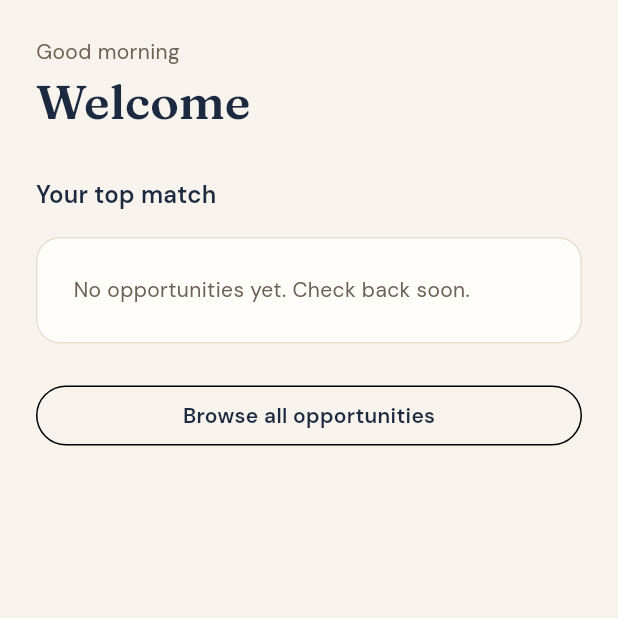
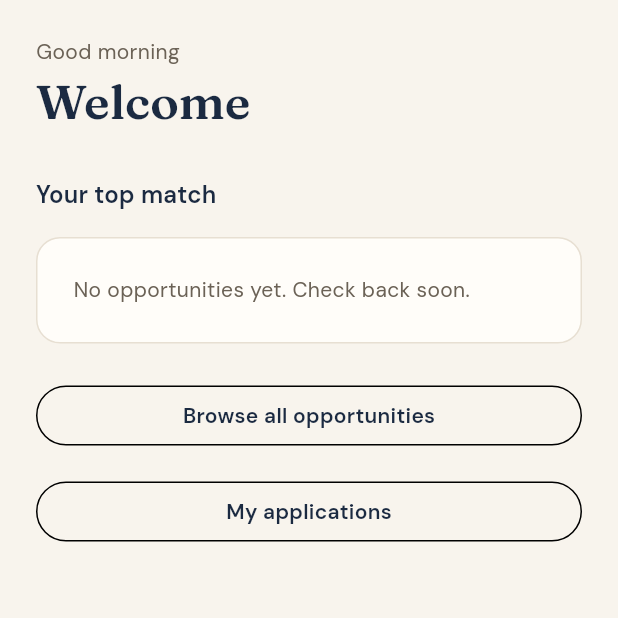
Before and after one commit to teniolaiji/Hatch_MobileDev_Formative2, a Flutter app: the StudentHomeScreen screen opened by its route, on a phone screen of 412 x 824 dp, the top half of it. Run offline on Flutter 3.47's test engine with Material 3 defaults, Android fonts, the phone set to English and light mode, and no system bars; our stand-ins replace cloud_firestore, firebase_auth, firebase_core, flutter_riverpod, go_router, google_fonts; accounts and stored records are empty.

Commit message:
Add applications route and home entry point

```diff
--- a/lib/router/app_router.dart
+++ b/lib/router/app_router.dart
@@ -12,6 +12,7 @@ import '../screens/home_screen.dart';
 import 'package:hatch/screens/discover_screen.dart';
 import 'package:hatch/screens/opportunity_detail_screen.dart';
 import 'package:hatch/models/opportunity.dart';
+import 'package:hatch/screens/applications_screen.dart';
 
 class Routes {
   Routes._();
@@ -22,6 +23,7 @@ class Routes {
   static const onboarding = '/onboarding';
   static const discover = '/discover';
   static const opportunityDetail = '/opportunity';
+  static const applications = '/applications';
 }
 
 class _RouterNotifier extends ChangeNotifier {
@@ -83,10 +85,14 @@ final routerProvider = Provider<GoRouter>((ref) {
         builder: (context, state) => const DiscoverScreen(),
       ),
       GoRoute(
-  path: Routes.opportunityDetail,
-  builder: (context, state) =>
-      OpportunityDetailScreen(opportunity: state.extra as Opportunity),
-),
+        path: Routes.opportunityDetail,
+        builder: (context, state) =>
+            OpportunityDetailScreen(opportunity: state.extra as Opportunity),
+      ),
+      GoRoute(
+        path: Routes.applications,
+        builder: (context, state) => const ApplicationsScreen(),
+      ),
     ],
   );
 });
--- a/lib/screens/student_home_screen.dart
+++ b/lib/screens/student_home_screen.dart
@@ -51,6 +51,11 @@ class StudentHomeScreen extends ConsumerWidget {
               onPressed: () => context.push(Routes.discover),
               child: const Text('Browse all opportunities'),
             ),
+            const SizedBox(height: AppSpacing.md),
+            OutlinedButton(
+              onPressed: () => context.push(Routes.applications),
+              child: const Text('My applications'),
+            ),
           ],
         ),
       ),
@@ -99,10 +104,8 @@ class _TopMatchCard extends StatelessWidget {
           Align(
             alignment: Alignment.centerLeft,
             child: ElevatedButton(
-              onPressed: () => context.push(
-                Routes.opportunityDetail,
-                extra: opportunity,
-              ),
+              onPressed: () =>
+                  context.push(Routes.opportunityDetail, extra: opportunity),
               child: const Text('View opportunity'),
             ),
           ),
```
